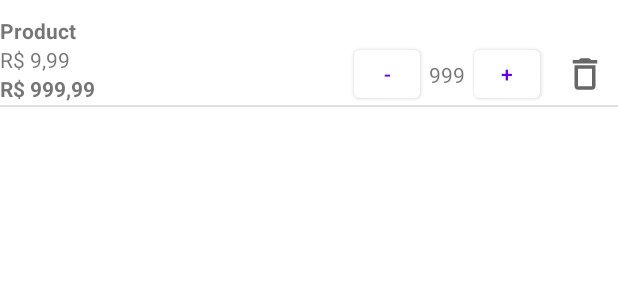
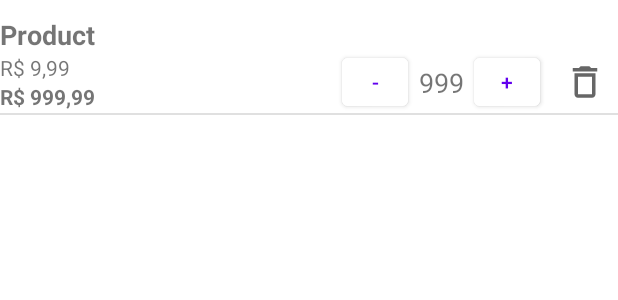
Before and after one commit to faGalego/vendApp, an Android app: the layout order_product_item.xml on its own in the app's theme, with its tools: preview values and no code run, on a phone screen of 412 x 824 dp. Shown: the top 300 px of the screen. Run offline under Robolectric (Android 15) with nearby library versions, the phone set to English and light mode, and no system bars.

Commit message:
fix: improve order product fragment layout

```diff
--- a/app/src/main/res/layout/order_product_item.xml
+++ b/app/src/main/res/layout/order_product_item.xml
@@ -10,6 +10,7 @@
         android:id="@+id/order_product_name_textview"
         android:layout_width="0dp"
         android:layout_height="wrap_content"
+        android:textSize="18sp"
         android:textStyle="bold"
         app:layout_constraintBottom_toTopOf="@id/order_product_price_textview"
         app:layout_constraintLeft_toLeftOf="parent"
@@ -51,9 +52,10 @@
 
     <TextView
         android:id="@+id/order_product_quantity_textview"
-        android:layout_width="36dp"
+        android:layout_width="44dp"
         android:layout_height="wrap_content"
         android:gravity="center"
+        android:textSize="18sp"
         app:layout_constraintBottom_toBottomOf="@id/order_product_total_textview"
         app:layout_constraintRight_toLeftOf="@id/order_product_one_more_button"
         app:layout_constraintTop_toTopOf="@id/order_product_price_textview"
```
